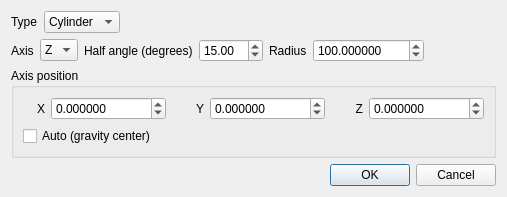
Qt form qCC/ui_templates/unrollDlg.ui (CloudCompare/CloudCompare) before a commit.
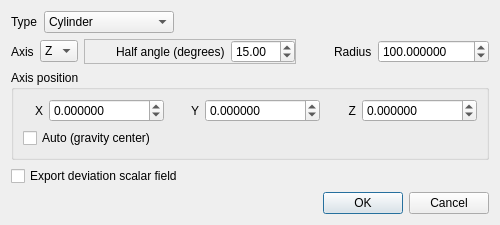
The same form after that commit.

Commit message: The 'Unroll' tool has been upgraded: - new cone 'unroll' mode (the true 'unroll' mode - the other one has been renamed 'Straightened cone' ;) - option to export the deviation scalar-field (deviation to the theoretical cylinder / cone) - dialog parameters are now saved in persistent settings

Patch:
```diff
--- a/qCC/ui_templates/unrollDlg.ui
+++ b/qCC/ui_templates/unrollDlg.ui
@@ -6,8 +6,8 @@
    <rect>
     <x>0</x>
     <y>0</y>
-    <width>507</width>
-    <height>186</height>
+    <width>500</width>
+    <height>220</height>
    </rect>
   </property>
   <property name="windowTitle">
@@ -35,6 +35,11 @@
          <string>Cone</string>
         </property>
        </item>
+       <item>
+        <property name="text">
+         <string>Straightened cone</string>
+        </property>
+       </item>
       </widget>
      </item>
      <item>
@@ -90,6 +95,31 @@
       </widget>
      </item>
      <item>
+      <widget class="QFrame" name="angleFrame">
+       <property name="frameShape">
+        <enum>QFrame::StyledPanel</enum>
+       </property>
+       <property name="frameShadow">
+        <enum>QFrame::Raised</enum>
+       </property>
+       <layout class="QHBoxLayout" name="horizontalLayout">
+        <property name="margin">
+         <number>0</number>
+        </property>
+        <item>
+         <spacer name="horizontalSpacer">
+          <property name="orientation">
+           <enum>Qt::Horizontal</enum>
+          </property>
+          <property name="sizeHint" stdset="0">
+           <size>
+            <width>40</width>
+            <height>20</height>
+           </size>
+          </property>
+         </spacer>
+        </item>
+        <item>
       <widget class="QLabel" name="labelAngle">
        <property name="toolTip">
         <string>Cone angle (0-180°)</string>
@@ -100,7 +130,7 @@
       </widget>
      </item>
      <item>
-      <widget class="QDoubleSpinBox" name="doubleSpinBoxAngle">
+         <widget class="QDoubleSpinBox" name="angleDoubleSpinBox">
        <property name="toolTip">
         <string>Cone angle (0-180°)</string>
        </property>
@@ -118,6 +148,28 @@
        </property>
       </widget>
      </item>
+       </layout>
+      </widget>
+     </item>
+     <item>
+      <widget class="QFrame" name="radiusFrame">
+       <layout class="QHBoxLayout" name="horizontalLayout_2">
+        <property name="margin">
+         <number>0</number>
+        </property>
+        <item>
+         <spacer name="horizontalSpacer_2">
+          <property name="orientation">
+           <enum>Qt::Horizontal</enum>
+          </property>
+          <property name="sizeHint" stdset="0">
+           <size>
+            <width>40</width>
+            <height>20</height>
+           </size>
+          </property>
+         </spacer>
+        </item>
      <item>
       <widget class="QLabel" name="radiusLabel">
        <property name="toolTip">
@@ -132,7 +184,7 @@
       </widget>
      </item>
      <item>
-      <widget class="QDoubleSpinBox" name="doubleSpinBoxRadius">
+         <widget class="QDoubleSpinBox" name="radiusDoubleSpinBox">
        <property name="toolTip">
         <string>Cylinder (or cone base) radius</string>
        </property>
@@ -147,21 +199,8 @@
        </property>
       </widget>
      </item>
-     <item>
-      <spacer>
-       <property name="orientation">
-        <enum>Qt::Horizontal</enum>
-       </property>
-       <property name="sizeType">
-        <enum>QSizePolicy::Expanding</enum>
-       </property>
-       <property name="sizeHint" stdset="0">
-        <size>
-         <width>50</width>
-         <height>20</height>
-        </size>
-       </property>
-      </spacer>
+       </layout>
+      </widget>
      </item>
     </layout>
    </item>
@@ -172,7 +211,11 @@
      </property>
      <layout class="QVBoxLayout">
       <item>
+       <widget class="QFrame" name="axisFrame">
        <layout class="QHBoxLayout">
+         <property name="margin">
+          <number>0</number>
+         </property>
         <item>
          <widget class="QLabel" name="label1">
           <property name="text">
@@ -284,9 +327,14 @@
          </widget>
         </item>
        </layout>
+       </widget>
       </item>
       <item>
+       <widget class="QFrame" name="autoCenterFrame">
        <layout class="QHBoxLayout">
+         <property name="margin">
+          <number>0</number>
+         </property>
         <item>
          <widget class="QCheckBox" name="checkBoxAuto">
           <property name="enabled">
@@ -314,10 +362,34 @@
          </spacer>
         </item>
        </layout>
+       </widget>
       </item>
      </layout>
     </widget>
    </item>
+   <item>
+    <widget class="QCheckBox" name="exportDeviationSFCheckBox">
+     <property name="toolTip">
+      <string>Deviation from the theoretical shape (i.e. cone or cylinder)</string>
+     </property>
+     <property name="text">
+      <string>Export deviation scalar field</string>
+     </property>
+    </widget>
+   </item>
+   <item>
+    <spacer name="verticalSpacer">
+     <property name="orientation">
+      <enum>Qt::Vertical</enum>
+     </property>
+     <property name="sizeHint" stdset="0">
+      <size>
+       <width>20</width>
+       <height>40</height>
+      </size>
+     </property>
+    </spacer>
+   </item>
    <item>
     <widget class="QDialogButtonBox" name="buttonBox">
      <property name="orientation">
```
Lines whose indentation alone changed are shown as unchanged. The commit also changes 6 other files.
